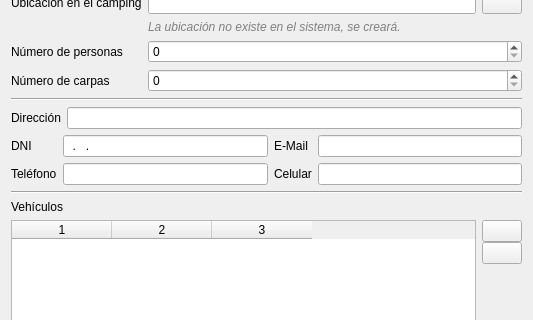
Qt form DialogClient.ui (dnohales/camping) before a commit; both pictures show x 0 to 533 and y 151 to 471 of the 533 by 585 pixel window.
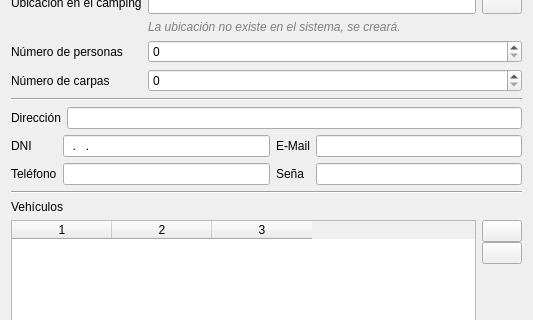
The same form after that commit. Icons and pictures are not drawn.

Patch:
```diff
--- a/DialogClient.ui
+++ b/DialogClient.ui
@@ -295,7 +295,7 @@
      <item row="4" column="2">
       <widget class="QLabel" name="label_12">
        <property name="text">
-        <string>Celular</string>
+        <string>Seña</string>
        </property>
        <property name="buddy">
         <cstring>editCel</cstring>
```
